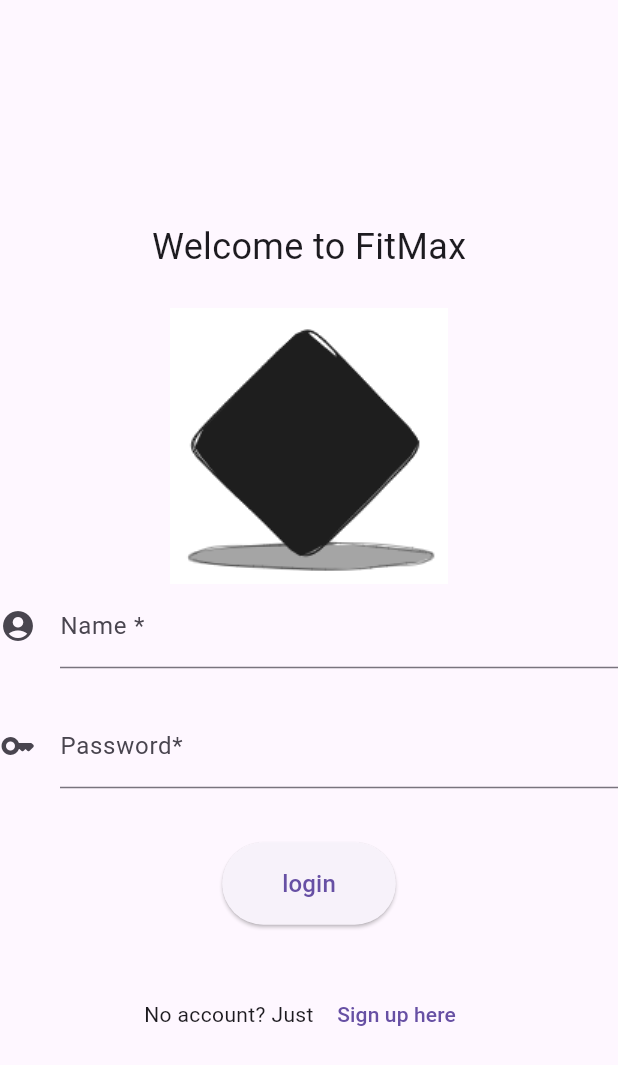
After one commit to Kwasi48/sample_login, a Flutter app: the screen it shows after launch, on a phone screen of 412 x 824 dp. The commit adds this screen. Shown: the top 1065 px of the screen. Run offline on Flutter 3.47's test engine with Material 2 defaults, Android fonts, the phone set to English and light mode, and no system bars; our stand-ins replace google_fonts; Roboto replaces fonts that are missing (Alike).

Commit message:
renamed screens folder to views

```diff
--- a/lib/main.dart
+++ b/lib/main.dart
@@ -1,5 +1,5 @@
 import 'package:flutter/material.dart';
-import 'package:sample_login/screens/signup.dart';
+import 'package:sample_login/view/signup.dart';
 
 void main() {
   WidgetsFlutterBinding.ensureInitialized();
--- a/lib/screens/home.dart
+++ b/lib/view/home.dart
@@ -1,5 +1,5 @@
 import 'package:flutter/material.dart';
-import 'package:sample_login/screens/signup.dart';
+import 'package:sample_login/view/signup.dart';
 
 class HomeScreen extends StatelessWidget {
   const HomeScreen({super.key});
--- /dev/null
+++ b/lib/view/signup.dart
@@ -0,0 +1,119 @@
+import 'package:flutter/material.dart';
+import 'package:google_fonts/google_fonts.dart';
+import 'package:sample_login/view/home.dart';
+
+class SignUp extends StatefulWidget {
+  const SignUp({super.key});
+
+  @override
+  State<SignUp> createState() => _SignUpState();
+}
+
+class _SignUpState extends State<SignUp> {
+  TextEditingController controller = TextEditingController();
+
+  @override
+  Widget build(BuildContext context) {
+    return Scaffold(
+      body: signwidget(),
+    );
+  }
+}
+
+class signwidget extends StatelessWidget {
+  const signwidget({
+    super.key,
+  });
+
+  @override
+  Widget build(BuildContext context) {
+    return SafeArea(
+      child: Center(
+        child: Column(
+          mainAxisSize: MainAxisSize.min,
+          children: <Widget>[
+            Padding(
+              padding: const EdgeInsets.all(24),
+              child: Text(
+                'Welcome to FitMax',
+                style: GoogleFonts.alike(
+                    textStyle: const TextStyle(
+                  fontSize: 24,
+                )),
+              ),
+            ),
+            const Image(
+                image: AssetImage(
+              'assets/rive.png',
+            )),
+            Form(
+                child: Column(
+              children: [
+                TextFormField(
+                  decoration: const InputDecoration(
+                      icon: Icon(Icons.account_circle),
+                      labelText: 'Name *',
+                      hintText: 'Please enter your name'),
+                ),
+                const SizedBox(
+                  height: 24,
+                ),
+                TextFormField(
+                  decoration: const InputDecoration(
+                      icon: Icon(Icons.key_rounded),
+                      labelText: 'Password*',
+                      hintText: 'Please enter your password'),
+                ),
+                SizedBox(
+                  height: 36,
+                ),
+                ElevatedButton(
+                    onPressed: () {
+                      Navigator.push(
+                          context,
+                          MaterialPageRoute(
+                            builder: (context) => const HomeScreen(),
+                          ));
+
+                    },
+                    child: Row(
+                      mainAxisSize: MainAxisSize.min,
+                      children: [
+                        Padding(
+                          padding: const EdgeInsets.all(16.0),
+                          child: Text(
+                            'login',
+                            style: GoogleFonts.alike(
+                                textStyle: TextStyle(
+                              fontSize: 16,
+                            )),
+                          ),
+                        )
+                      ],
+                    )),
+                SizedBox(
+                  height: 36,
+                ),
+                Row(
+                  mainAxisSize: MainAxisSize.min,
+                  children: [
+                    Text('No account? Just '),
+                    SizedBox(
+                      height: 8,
+                    ),
+                    TextButton(
+                        onPressed: () {
+                          Scaffold.of(context).showBottomSheet(
+                              (context) => Text('hello Welcome'));
+                        },
+                        child: Text('Sign up here'))
+                  ],
+                )
+              ],
+            ))
+          ],
+        ),
+      ),
+    );
+  }
+}
```
Also changed, not shown: lib/screens/signup.dart (deleted, +0 -90 lines).
